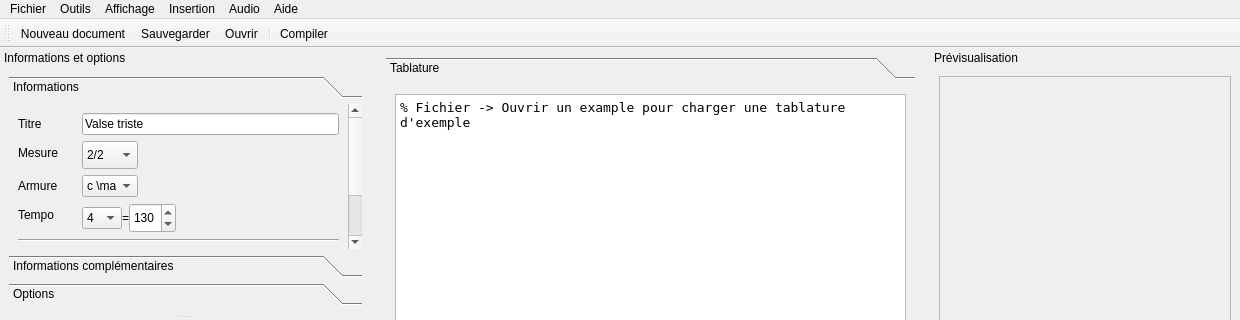
Above: ui/mainwindow.ui from Jean-Romain/tabliato before the change; both pictures show x 0 to 1240 and y 0 to 320 of the 1240 by 841 pixel window. Below: the same form after it.
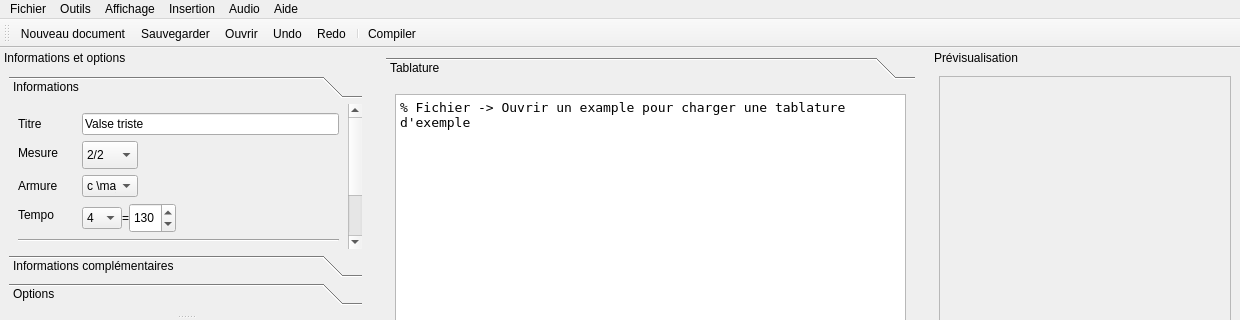
That is the form after the change. Icons and pictures are not drawn. Custom widgets are drawn as their Qt base class.

Commit message: Add undo/redo buttons

What changed in the file:
```diff
--- a/ui/mainwindow.ui
+++ b/ui/mainwindow.ui
@@ -215,6 +215,8 @@
    <addaction name="actionNew_tool"/>
    <addaction name="actionSave_tool"/>
    <addaction name="actionOpen_tool"/>
+   <addaction name="actionUndo_tool"/>
+   <addaction name="actionRedo_tool"/>
    <addaction name="separator"/>
    <addaction name="actionCompile_tool"/>
   </widget>
@@ -2130,6 +2132,24 @@
     <string>Nouveau document</string>
    </property>
   </action>
+  <action name="actionUndo_tool">
+   <property name="icon">
+    <iconset>
+     <normaloff>../share/icon/undo.svg</normaloff>../share/icon/undo.svg</iconset>
+   </property>
+   <property name="text">
+    <string>Undo</string>
+   </property>
+  </action>
+  <action name="actionRedo_tool">
+   <property name="icon">
+    <iconset>
+     <normaloff>../share/icon/redo.svg</normaloff>../share/icon/redo.svg</iconset>
+   </property>
+   <property name="text">
+    <string>Redo</string>
+   </property>
+  </action>
   <action name="actionExportPDF_tool">
    <property name="checkable">
     <bool>true</bool>
```
The commit also changes 3 other files.
